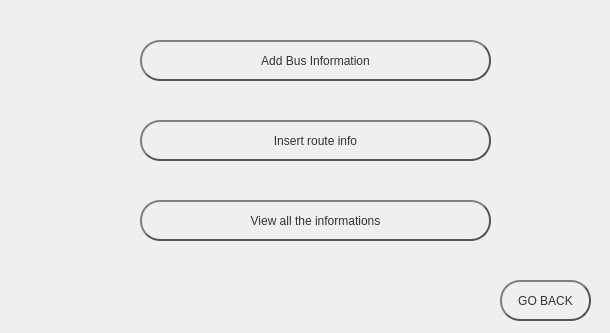
ozaishan/Project-Busbee, file adminpage.ui: the form before one commit.
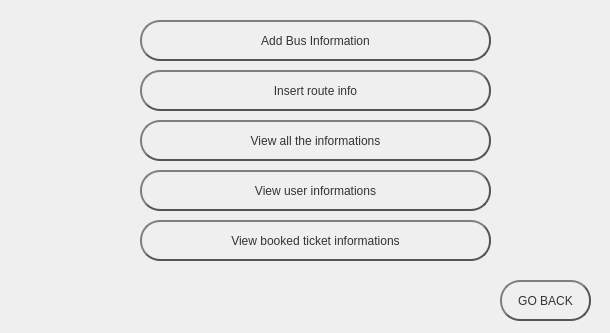
The form after the commit.

```diff
--- a/adminpage.ui
+++ b/adminpage.ui
@@ -17,7 +17,7 @@
    <property name="geometry">
     <rect>
      <x>140</x>
-     <y>40</y>
+     <y>20</y>
      <width>351</width>
      <height>41</height>
     </rect>
@@ -50,7 +50,7 @@
    <property name="geometry">
     <rect>
      <x>140</x>
-     <y>200</y>
+     <y>120</y>
      <width>351</width>
      <height>41</height>
     </rect>
@@ -116,7 +116,7 @@
    <property name="geometry">
     <rect>
      <x>140</x>
-     <y>120</y>
+     <y>70</y>
      <width>351</width>
      <height>41</height>
     </rect>
@@ -145,6 +145,72 @@
     <string>Insert route info</string>
    </property>
   </widget>
+  <widget class="QPushButton" name="pushButton_5">
+   <property name="geometry">
+    <rect>
+     <x>140</x>
+     <y>170</y>
+     <width>351</width>
+     <height>41</height>
+    </rect>
+   </property>
+   <property name="styleSheet">
+    <string notr="true">QPushButton {
+color: #333;
+border: 2px solid #555;
+border-radius: 20px;
+border-style: outset;
+background: qradialgradient(
+cx: 0.3, cy: -0.4, fx: 0.3, fy: -0.4,
+radius: 1.35, stop: 0 #fff, stop: 1 #888
+);
+padding: 5px;
+}
+
+QPushButton:hover {
+background: qradialgradient(
+cx: 0.3, cy: -0.4, fx: 0.3, fy: -0.4,
+radius: 1.35, stop: 0 #fff, stop: 1 #bbb
+);
+}</string>
+   </property>
+   <property name="text">
+    <string>View user informations</string>
+   </property>
+  </widget>
+  <widget class="QPushButton" name="pushButton_6">
+   <property name="geometry">
+    <rect>
+     <x>140</x>
+     <y>220</y>
+     <width>351</width>
+     <height>41</height>
+    </rect>
+   </property>
+   <property name="styleSheet">
+    <string notr="true">QPushButton {
+color: #333;
+border: 2px solid #555;
+border-radius: 20px;
+border-style: outset;
+background: qradialgradient(
+cx: 0.3, cy: -0.4, fx: 0.3, fy: -0.4,
+radius: 1.35, stop: 0 #fff, stop: 1 #888
+);
+padding: 5px;
+}
+
+QPushButton:hover {
+background: qradialgradient(
+cx: 0.3, cy: -0.4, fx: 0.3, fy: -0.4,
+radius: 1.35, stop: 0 #fff, stop: 1 #bbb
+);
+}</string>
+   </property>
+   <property name="text">
+    <string>View booked ticket informations</string>
+   </property>
+  </widget>
  </widget>
  <resources/>
  <connections/>
```
